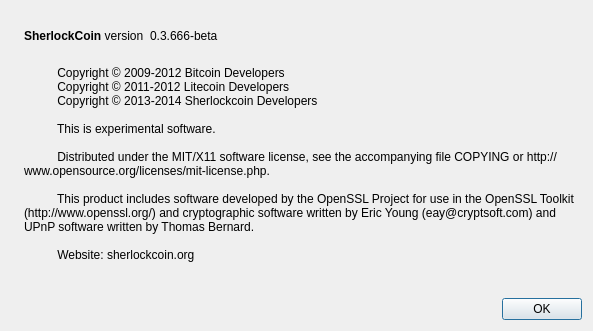
Qt form src/qt/forms/aboutdialog.ui (AcamTech/sherlockcoin) before a commit.
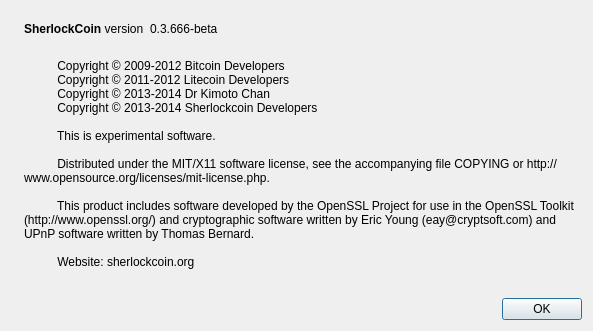
The same form after that commit. Icons and pictures are not drawn.

The edit to the form file:
```diff
--- a/src/qt/forms/aboutdialog.ui
+++ b/src/qt/forms/aboutdialog.ui
@@ -97,6 +97,7 @@
         <string>
           Copyright © 2009-2012 Bitcoin Developers
           Copyright © 2011-2012 Litecoin Developers
+          Copyright © 2013-2014 Dr Kimoto Chan
           Copyright © 2013-2014 Sherlockcoin Developers
 
           This is experimental software.
```
